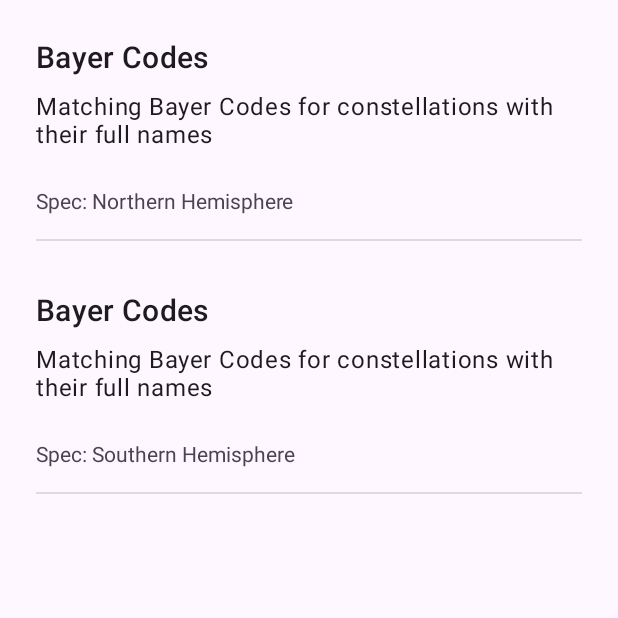
After one commit to vlligo/SkyLearner, an Android app built with Jetpack Compose: the QuizSelectionActivity screen opened directly, with no data from a screen before it, on a phone screen of 412 x 824 dp, the top half of it. The commit adds this screen. Run offline under Robolectric (Android 15) with nearby library versions, the phone set to English and light mode, and no system bars.

Commit message:
Added interface for quizzes

```diff
--- /dev/null
+++ b/app/src/main/java/com/example/astroguessr/Quiz.kt
@@ -0,0 +1,13 @@
+package com.example.astroguessr
+
+import android.os.Parcelable
+import kotlinx.parcelize.Parcelize
+
+@Parcelize
+data class Quiz(
+    val id: Int,
+    val title: String,
+    val description: String,
+    val questionsCount: Int,
+    val topics: List<String>
+) : Parcelable
--- /dev/null
+++ b/app/src/main/java/com/example/astroguessr/QuizSelectionActivity.kt
@@ -0,0 +1,78 @@
+package com.example.astroguessr
+
+import androidx.appcompat.app.AppCompatActivity
+import android.os.Bundle
+import android.content.Intent
+import android.view.LayoutInflater
+import android.view.View
+import android.view.ViewGroup
+import android.widget.TextView
+import androidx.recyclerview.widget.RecyclerView
+import androidx.recyclerview.widget.LinearLayoutManager
+
+class QuizSelectionActivity : AppCompatActivity() {
+    override fun onCreate(savedInstanceState: Bundle?) {
+        super.onCreate(savedInstanceState)
+        setContentView(R.layout.activity_quiz_selection)
+
+        val quizzes = listOf(
+            Quiz(
+                1,
+                "Bayer Codes",
+                "Matching Bayer Codes for constellations with their full names",
+                15,
+                listOf("Northern Hemisphere")
+            ),
+            Quiz(
+                1,
+                "Bayer Codes",
+                "Matching Bayer Codes for constellations with their full names",
+                15,
+                listOf("Southern Hemisphere")
+            )
+        )
+
+        try {
+            val recyclerView = findViewById<RecyclerView>(R.id.quizzesRecyclerView)
+            recyclerView.layoutManager = LinearLayoutManager(this)
+            recyclerView.adapter = QuizAdapter(quizzes) { selectedQuiz ->
+                Intent(this, QuizSpecsActivity::class.java).apply {
+                    putExtra("SELECTED_QUIZ", selectedQuiz)
+                    startActivity(this)
+                }
+            }
+        } catch (e: Exception) {
+            e.printStackTrace()
+            finish()  // Close activity if setup fails
+        }
+    }
+}
+
+class QuizAdapter(
+    private val quizzes: List<Quiz>,
+    private val onItemClick: (Quiz) -> Unit
+) : RecyclerView.Adapter<QuizAdapter.QuizViewHolder>() {
+
+    override fun onCreateViewHolder(parent: ViewGroup, viewType: Int): QuizViewHolder {
+        val view = LayoutInflater.from(parent.context)
+            .inflate(R.layout.item_quiz, parent, false)
+        return QuizViewHolder(view)
+    }
+
+    override fun onBindViewHolder(holder: QuizViewHolder, position: Int) {
+        holder.bind(quizzes[position])
+    }
+
+    override fun getItemCount() = quizzes.size
+
+    inner class QuizViewHolder(itemView: View) : RecyclerView.ViewHolder(itemView) {
+        fun bind(quiz: Quiz) {
+            itemView.apply {
+                findViewById<TextView>(R.id.quizTitle).text = quiz.title
+                findViewById<TextView>(R.id.quizDescription).text = quiz.description
+                findViewById<TextView>(R.id.topics).text = "Spec: ${quiz.topics.joinToString(", ")}"
+                setOnClickListener { onItemClick(quiz) }
+            }
+        }
+    }
+}
--- /dev/null
+++ b/app/src/main/res/layout/activity_quiz_selection.xml
@@ -0,0 +1,20 @@
+<?xml version="1.0" encoding="utf-8"?>
+<androidx.constraintlayout.widget.ConstraintLayout
+    xmlns:android="http://schemas.android.com/apk/res/android"
+    xmlns:app="http://schemas.android.com/apk/res-auto"
+    android:layout_width="match_parent"
+    android:layout_height="match_parent">
+
+    <androidx.recyclerview.widget.RecyclerView
+        android:id="@+id/quizzesRecyclerView"
+        android:layout_width="match_parent"
+        android:layout_height="match_parent"
+        android:padding="8dp"
+        android:clipToPadding="false"
+        app:layoutManager="androidx.recyclerview.widget.LinearLayoutManager"
+        app:layout_constraintBottom_toBottomOf="parent"
+        app:layout_constraintEnd_toEndOf="parent"
+        app:layout_constraintStart_toStartOf="parent"
+        app:layout_constraintTop_toTopOf="parent"/>
+
+</androidx.constraintlayout.widget.ConstraintLayout>
--- /dev/null
+++ b/app/src/main/res/layout/item_quiz.xml
@@ -0,0 +1,46 @@
+<?xml version="1.0" encoding="utf-8"?>
+<androidx.constraintlayout.widget.ConstraintLayout
+    xmlns:android="http://schemas.android.com/apk/res/android"
+    xmlns:app="http://schemas.android.com/apk/res-auto"
+    android:layout_width="match_parent"
+    android:layout_height="wrap_content"
+    android:padding="16dp">
+
+    <TextView
+        android:id="@+id/quizTitle"
+        android:layout_width="0dp"
+        android:layout_height="wrap_content"
+        android:textAppearance="@style/TextAppearance.MaterialComponents.Headline6"
+        app:layout_constraintEnd_toEndOf="parent"
+        app:layout_constraintStart_toStartOf="parent"
+        app:layout_constraintTop_toTopOf="parent"/>
+
+    <TextView
+        android:id="@+id/quizDescription"
+        android:layout_width="0dp"
+        android:layout_height="wrap_content"
+        android:layout_marginTop="8dp"
+        android:textAppearance="@style/TextAppearance.MaterialComponents.Body1"
+        app:layout_constraintEnd_toEndOf="parent"
+        app:layout_constraintStart_toStartOf="parent"
+        app:layout_constraintTop_toBottomOf="@id/quizTitle"/>
+
+    <TextView
+        android:id="@+id/topics"
+        android:layout_width="0dp"
+        android:layout_height="wrap_content"
+        android:layout_marginTop="24dp"
+        app:layout_constraintEnd_toEndOf="parent"
+        app:layout_constraintStart_toStartOf="parent"
+        app:layout_constraintTop_toBottomOf="@id/quizDescription"/>
+
+    <View
+        android:layout_width="0dp"
+        android:layout_height="1dp"
+        android:layout_marginTop="16dp"
+        android:background="?android:attr/listDivider"
+        app:layout_constraintEnd_toEndOf="parent"
+        app:layout_constraintStart_toStartOf="parent"
+        app:layout_constraintTop_toBottomOf="@id/topics"/>
+
+</androidx.constraintlayout.widget.ConstraintLayout>
--- a/app/src/main/res/values/themes.xml
+++ b/app/src/main/res/values/themes.xml
@@ -1,5 +1,6 @@
 <?xml version="1.0" encoding="utf-8"?>
 <resources>
+    <style name="Theme.AstroGuessr" parent="Theme.Material3.DayNight.NoActionBar">
 
-    <style name="Theme.AstroGuessr" parent="android:Theme.Material.Light.NoActionBar" />
+    </style>
 </resources>
```
Also changed, not shown: app/build.gradle.kts (+14 -0 lines), app/src/main/AndroidManifest.xml (+12 -0 lines), app/src/main/java/com/example/astroguessr/MainActivity.kt (+53 -12 lines), app/src/main/java/com/example/astroguessr/QuizActivity.kt (added, +46 -0 lines), app/src/main/java/com/example/astroguessr/QuizSpecsActivity.kt (added, +29 -0 lines), app/src/main/res/layout/activity_quiz.xml (added, +37 -0 lines), app/src/main/res/layout/activity_quiz_specs.xml (added, +63 -0 lines), gradle/libs.versions.toml (+22 -7 lines).
